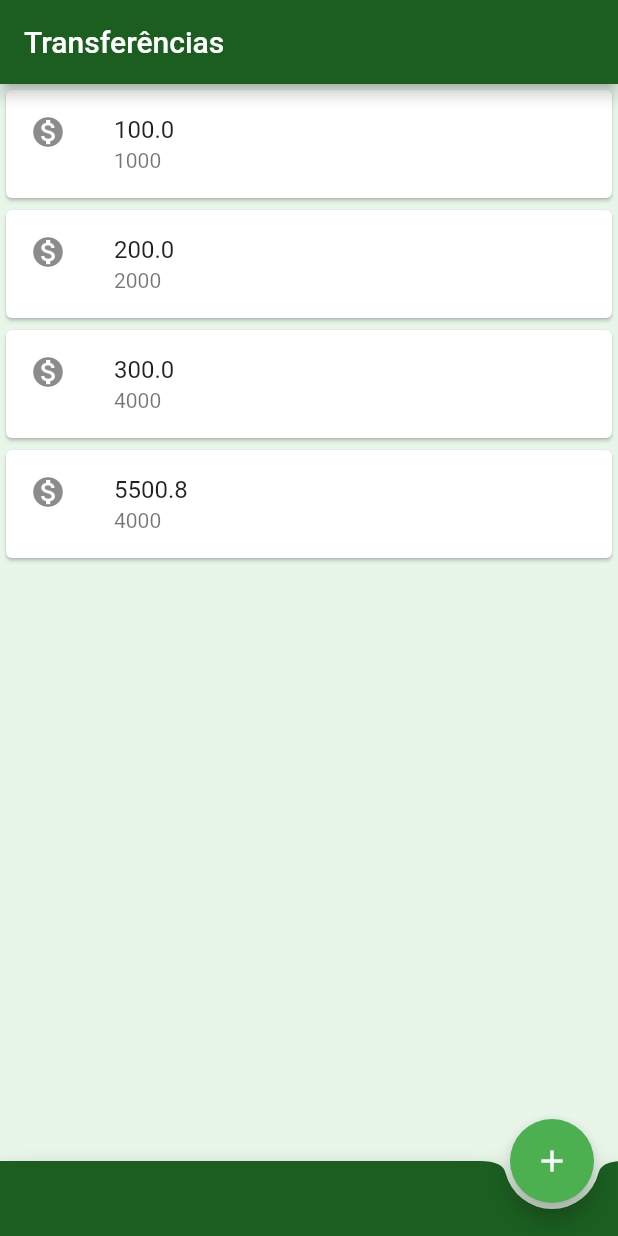
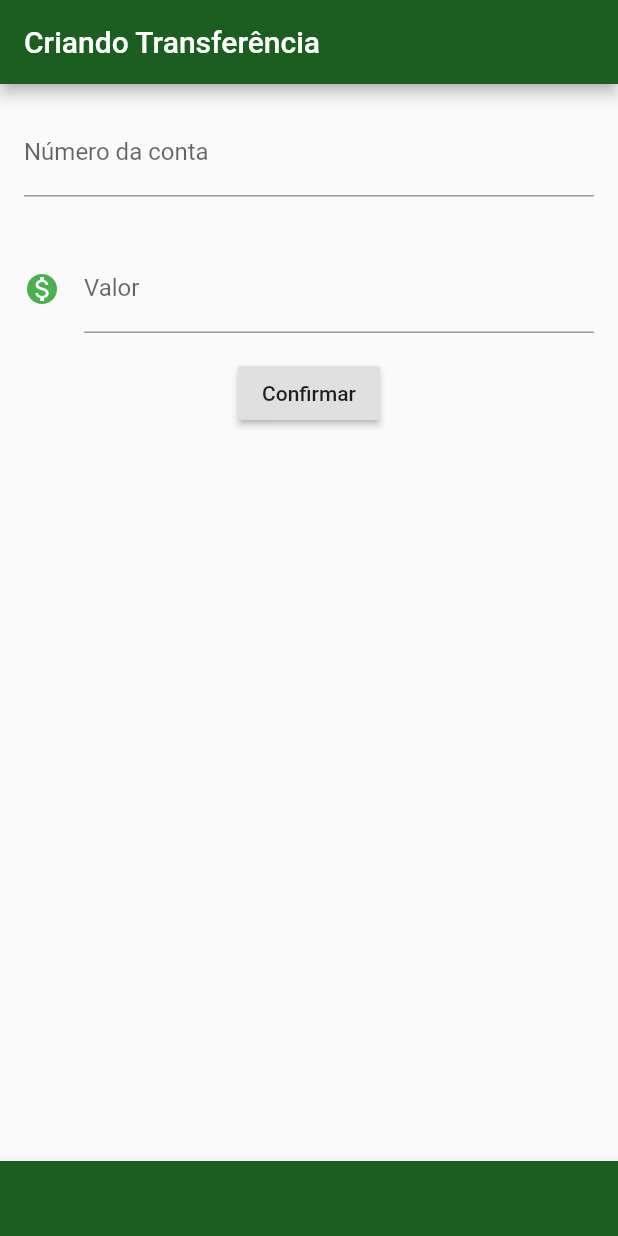
Before and after one commit to abruno36/ByteBank, a Flutter app: the screen it shows after launch, on a phone screen of 412 x 824 dp. Run offline on Flutter 3.47's test engine with Material 2 defaults, Android fonts, the phone set to English and light mode, and no system bars.

Commit message:
alterações main - 29101546

```diff
--- a/lib/main.dart
+++ b/lib/main.dart
@@ -3,33 +3,33 @@ import 'package:flutter/material.dart';
 const primaryColor = Color(0xFF1B5E20);
 const scaffoldColor = Color(0xFFE8F5E9);
 
-void main() => runApp(MaterialApp(
+void main() => runApp(BytebankApp());
+
+
+class BytebankApp extends StatelessWidget {
+
+  @override
+  Widget build(BuildContext context) {
+    return MaterialApp(
+      debugShowCheckedModeBanner: false,
       home: Scaffold(
         backgroundColor: scaffoldColor,
-        body: ListaTransferencias(),
-        appBar: AppBar(
-          backgroundColor: primaryColor,
-          title: Text('Transferências'),
+        body: FormularioTransferencia(),
       ),
-        floatingActionButtonLocation: FloatingActionButtonLocation.endDocked,
-        floatingActionButton: FloatingActionButton(
-          child: Icon(Icons.add),
-          backgroundColor: Colors.green,
-          onPressed: () {},
-        ),
-        bottomNavigationBar: BottomAppBar(
-          shape: CircularNotchedRectangle(),
-          color: primaryColor,
-          child: Container(height: 50)
-        ),
-      ),
-    ));
+    );
+  }
+}
 
 class Transferencia {
   final double valor;
   final int numeroConta;
 
   Transferencia(this.valor, this.numeroConta);
+
+  @override
+  String toString() {
+    return 'Transferencia{valor: $valor, numeroConta: $numeroConta}';
+  }
 }
 
 class ItemTransferencia extends StatelessWidget {
@@ -55,13 +55,90 @@ class ListaTransferencias extends StatelessWidget{
   @override
   Widget build(BuildContext context) {
     // TODO: implement build
-    return Column(
+    return Scaffold(
+      appBar: AppBar(
+        backgroundColor: primaryColor,
+        title: Text('Transferências'),
+      ),
+      body: Column(
           children: <Widget>[
             ItemTransferencia(Transferencia(100.0, 1000)),
             ItemTransferencia(Transferencia(200.0, 2000)),
             ItemTransferencia(Transferencia(300.0, 4000)),
             ItemTransferencia(Transferencia(5500.80, 4000)),
           ]
+      ),
+
+
     );
   }
 }
+
+class FormularioTransferencia extends StatelessWidget {
+
+  final TextEditingController _controladorCampoNumeroConta = TextEditingController();
+  final TextEditingController _controladorCampoValor = TextEditingController();
+
+  @override
+  Widget build(BuildContext context) {
+    return Scaffold(
+      appBar: AppBar(
+        backgroundColor: primaryColor,
+        title: Text('Criando Transferência'),),
+      body: Column(
+        children: <Widget>[
+          Padding(
+            padding: const EdgeInsets.all(16.0),
+            child: TextField(
+              controller: _controladorCampoNumeroConta,
+              style: TextStyle(
+                fontSize: 16.0,
+              ),
+              decoration: InputDecoration(
+                  labelText: 'Número da conta',
+                  hintText: '0000'
+              ),
+              keyboardType: TextInputType.number,
+            ),
+          ),
+          Padding(
+            padding: const EdgeInsets.all(16.0),
+            child: TextField(
+              controller: _controladorCampoValor,
+              style: TextStyle(
+                fontSize: 16.0,
+              ),
+              decoration: InputDecoration(
+                  icon: Icon(Icons.monetization_on, color: Colors.green,),
+                  labelText: 'Valor',
+                  hintText: '0.00'
+              ),
+              keyboardType: TextInputType.number,
+            ),
+          ),
+          RaisedButton(
+            child: Text('Confirmar'),
+            onPressed: () {
+              //debugPrint('clicou no confirmar');
+              //debugPrint(_controladorCampoNumeroConta.text);
+              //debugPrint(_controladorCampoValor.text);
+              final int? numeroConta =
+              int.tryParse(_controladorCampoNumeroConta.text);
+              final double? valor =
+              double.tryParse(_controladorCampoValor.text);
+              if (numeroConta != null && valor != null) {
+                final transferenciaCriada = Transferencia(valor, numeroConta);
+                debugPrint('$transferenciaCriada');
+              }
+            }
+             ),
+          ],
+        ),
+      bottomNavigationBar: BottomAppBar(
+          shape: CircularNotchedRectangle(),
+          color: primaryColor,
+          child: Container(height: 50)
+      ),
+  );
+  }
+}
```
Lines whose indentation alone changed are shown as unchanged.
